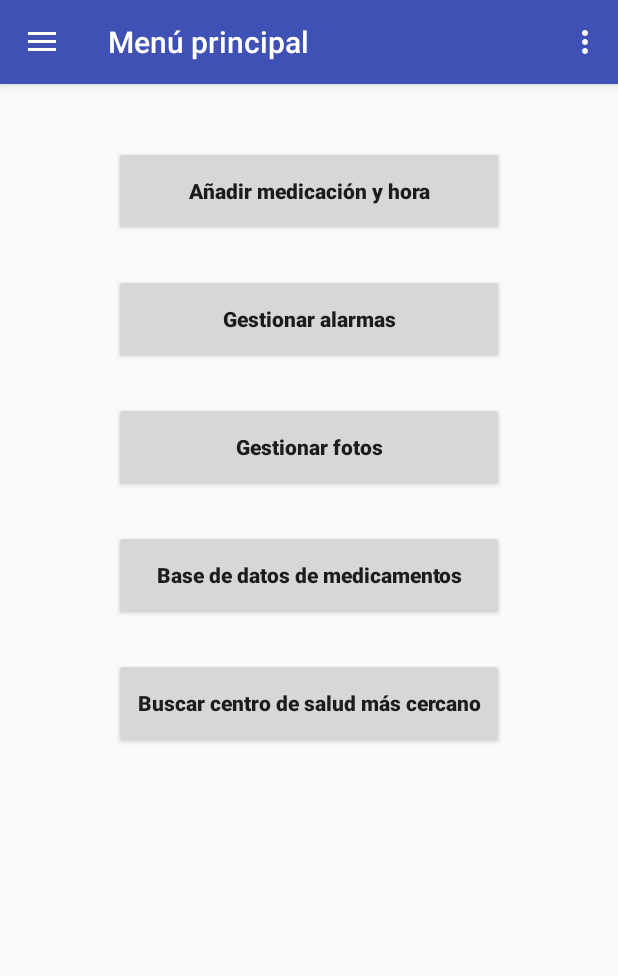
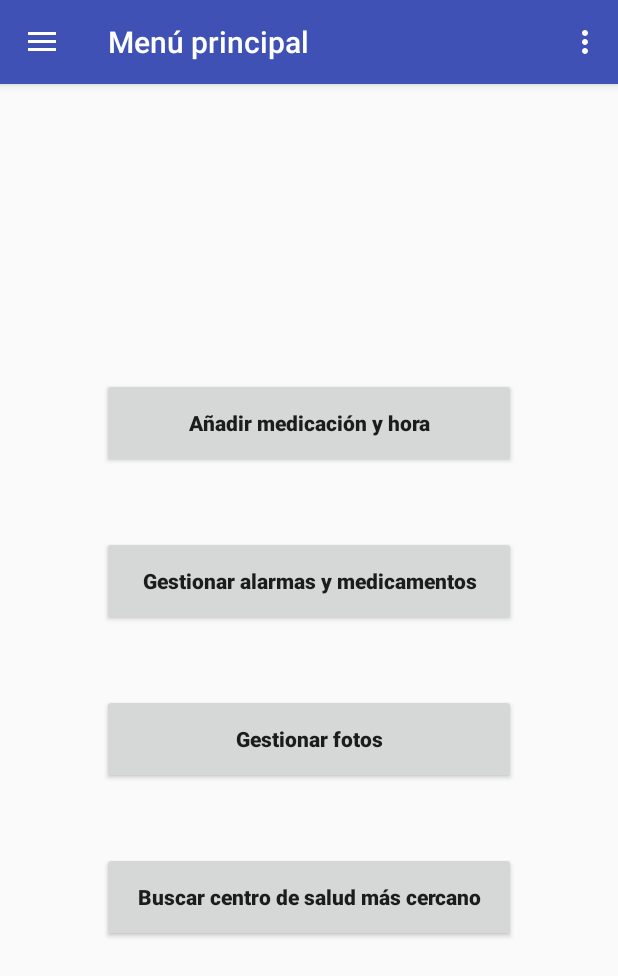
Before and after one commit to JJAGSC/Asistentedemedicacion, an Android app: the MenuActivity screen opened directly, with no data from a screen before it, in the side drawer, after a tap on "Ajustes", on a phone screen of 412 x 824 dp. Shown: the top 976 px of the screen. Run offline under Robolectric (Android 15) with nearby library versions, the phone set to English and light mode, and no system bars.

Commit message:
v1.52
Añadido el listado de la base de datos a una pestaña en la que se puede editar, borrar y añadir

```diff
--- a/app/src/main/java/com/medicacion/juanjose/asistentedemedicacion/AlarmDiaryActivity.java
+++ b/app/src/main/java/com/medicacion/juanjose/asistentedemedicacion/AlarmDiaryActivity.java
@@ -3,8 +3,6 @@ package com.medicacion.juanjose.asistentedemedicacion;
 import android.content.Intent;
 import android.support.annotation.Nullable;
 import android.support.design.widget.TabLayout;
-import android.support.design.widget.FloatingActionButton;
-import android.support.design.widget.Snackbar;
 import android.support.v7.app.AppCompatActivity;
 import android.support.v7.widget.Toolbar;
 
@@ -21,6 +19,8 @@ import android.view.ViewGroup;
 
 import android.widget.TextView;
 import android.widget.Toast;
+
+import com.medicacion.juanjose.asistentedemedicacion.medicamento.MedicamentoListFragment;
 
 public class AlarmDiaryActivity extends AppCompatActivity {
 
@@ -152,7 +152,7 @@ public class AlarmDiaryActivity extends AppCompatActivity {
                     textMessage.setText("Aquí se incluirán las alarmas creadas por el usuario.");
                     break;
                 case 3:
-                    textMessage.setText("Aquí se mostrará un calendario de los medicamentos que ha de tomar y las horas.");
+                    textMessage.setText("Aquí se mostrará un calendario con los días.");
                     break;
             }*/
 
@@ -178,8 +178,9 @@ public class AlarmDiaryActivity extends AppCompatActivity {
 
             switch (position) {
                 case 0:
-                    MedicamentosFragment medicamentosFragment = new MedicamentosFragment();
-                    return medicamentosFragment;
+
+                    MedicamentoListFragment medicamentoListFragment = new MedicamentoListFragment();
+                    return medicamentoListFragment;
                 case 1:
                     AlarmasFragment alarmasFragment = new AlarmasFragment();
                     return alarmasFragment;
--- a/app/src/main/java/com/medicacion/juanjose/asistentedemedicacion/MedicamentosFragment.java
+++ /dev/null
@@ -1,17 +0,0 @@
-package com.medicacion.juanjose.asistentedemedicacion;
-
-import android.os.Bundle;
-import android.support.v4.app.Fragment;
-import android.view.LayoutInflater;
-import android.view.View;
-import android.view.ViewGroup;
-
-public class MedicamentosFragment extends Fragment {
-
-    @Override
-    public View onCreateView(LayoutInflater inflater, ViewGroup container,
-                             Bundle savedInstanceState) {
-        // Inflate the layout for this fragment
-        return inflater.inflate(R.layout.fragment_medicamentos, container, false);
-    }
-}
--- a/app/src/main/java/com/medicacion/juanjose/asistentedemedicacion/MenuActivity.java
+++ b/app/src/main/java/com/medicacion/juanjose/asistentedemedicacion/MenuActivity.java
@@ -26,16 +26,6 @@ public class MenuActivity extends AppCompatActivity
         Toolbar toolbar = (Toolbar) findViewById(R.id.toolbar);
         setSupportActionBar(toolbar);
 
-        /**
-        FloatingActionButton fab = (FloatingActionButton) findViewById(R.id.fab);
-        fab.setOnClickListener(new View.OnClickListener() {
-            @Override
-            public void onClick(View view) {
-                Snackbar.make(view, "Replace with your own action", Snackbar.LENGTH_LONG)
-                        .setAction("Action", null).show();
-            }
-        });*/
-
         DrawerLayout drawer = (DrawerLayout) findViewById(R.id.drawer_layout);
         ActionBarDrawerToggle toggle = new ActionBarDrawerToggle(
                 this, drawer, toolbar, R.string.navigation_drawer_open, R.string.navigation_drawer_close);
@@ -48,8 +38,9 @@ public class MenuActivity extends AppCompatActivity
         Button addMed = (Button) findViewById(R.id.addMed);
         Button manageAlarms = (Button) findViewById(R.id.gestionarAlarmas);
         Button managePictures = (Button) findViewById(R.id.gestionarFotos);
+        //Button buttonBDMeds = (Button) findViewById(R.id.btnBDMeds);
         Button buttonClinic = (Button) findViewById(R.id.centroSalud);
-        Button buttonBDMeds = (Button) findViewById(R.id.btnBDMeds);
+
 
 
         addMed.setOnClickListener(new View.OnClickListener() {
@@ -76,18 +67,19 @@ public class MenuActivity extends AppCompatActivity
             }
         });
 
+        /**
+        buttonBDMeds.setOnClickListener(new View.OnClickListener() {
+            @Override
+            public void onClick(View view) {
+                Intent intent = new Intent (getApplicationContext(), MedicamentoActivity.class);
+                startActivity(intent);
+            }
+        });*/
+
         buttonClinic.setOnClickListener(new View.OnClickListener() {
             @Override
             public void onClick(View view) {
                 Intent intent = new Intent (getApplicationContext(), ClinicMap.class);
-                startActivity(intent);
-            }
-        });
-
-        buttonBDMeds.setOnClickListener(new View.OnClickListener() {
-            @Override
-            public void onClick(View view) {
-                Intent intent = new Intent (getApplicationContext(), MedicamentoActivity.class);
                 startActivity(intent);
             }
         });
--- a/app/src/main/java/com/medicacion/juanjose/asistentedemedicacion/aplicacion/AppController.java
+++ b/app/src/main/java/com/medicacion/juanjose/asistentedemedicacion/aplicacion/AppController.java
@@ -18,7 +18,7 @@ import com.medicacion.juanjose.asistentedemedicacion.sync.Sincronizacion;
 import com.medicacion.juanjose.asistentedemedicacion.volley.Utils.LruBitmapCache;
 
 /**
- * Created by Tiburcio on 13/11/2016.
+ * Created by Juanjo on 06/12/2017.
  */
 
 public class AppController extends Application {
--- a/app/src/main/res/layout/content_menu.xml
+++ b/app/src/main/res/layout/content_menu.xml
@@ -8,64 +8,59 @@
     tools:context="com.medicacion.juanjose.asistentedemedicacion.MenuActivity"
     tools:showIn="@layout/app_bar_menu">
 
+    <LinearLayout
+        android:layout_width="wrap_content"
+        android:layout_height="wrap_content"
+        android:orientation="vertical"
+        android:layout_centerHorizontal="true"
+        android:layout_centerVertical="true">
+
         <Button
             android:id="@+id/addMed"
             style="@style/Widget.AppCompat.Button"
-        android:layout_width="260dp"
+            android:layout_width="276dp"
             android:layout_height="60dp"
             android:layout_alignParentTop="true"
             android:layout_centerHorizontal="true"
-        android:layout_marginTop="41dp"
             android:text="Añadir medicación y hora"
             android:textAllCaps="false"
             android:textStyle="bold" />
 
         <Button
-        android:id="@+id/btnBDMeds"
-        android:layout_width="260dp"
+            android:id="@+id/gestionarAlarmas"
+            android:layout_width="match_parent"
             android:layout_height="60dp"
-        android:layout_alignLeft="@+id/gestionarFotos"
-        android:layout_alignStart="@+id/gestionarFotos"
-        android:layout_below="@+id/gestionarFotos"
-        android:layout_marginTop="25dp"
-        android:text="Base de datos de medicamentos"
+            android:layout_marginTop="45dp"
+            android:text="Gestionar alarmas y medicamentos"
+            android:textAllCaps="false"
+            android:textStyle="bold" />
+
+        <Button
+            android:id="@+id/gestionarFotos"
+            android:layout_width="match_parent"
+            android:layout_height="60dp"
+            android:layout_marginTop="45dp"
+            android:text="Gestionar fotos"
             android:textAllCaps="false"
             android:textStyle="bold" />
 
         <Button
             android:id="@+id/centroSalud"
-        android:layout_width="260dp"
+            android:layout_width="match_parent"
             android:layout_height="60dp"
-        android:layout_alignLeft="@+id/btnBDMeds"
-        android:layout_alignStart="@+id/btnBDMeds"
-        android:layout_below="@+id/btnBDMeds"
-        android:layout_marginTop="25dp"
+            android:layout_marginTop="45dp"
             android:text="Buscar centro de salud más cercano"
             android:textAllCaps="false"
             android:textStyle="bold" />
+    </LinearLayout>
 
-    <Button
-        android:id="@+id/gestionarAlarmas"
+    <!--Button
+        android:id="@+id/btnBDMeds"
         android:layout_width="260dp"
         android:layout_height="60dp"
-        android:layout_alignLeft="@+id/addMed"
-        android:layout_alignStart="@+id/addMed"
-        android:layout_below="@+id/addMed"
         android:layout_marginTop="25dp"
-        android:text="Gestionar alarmas"
+        android:text="Base de datos de medicamentos"
         android:textAllCaps="false"
-        android:textStyle="bold" />
-
-    <Button
-        android:id="@+id/gestionarFotos"
-        android:layout_width="260dp"
-        android:layout_height="60dp"
-        android:layout_alignLeft="@+id/gestionarAlarmas"
-        android:layout_alignStart="@+id/gestionarAlarmas"
-        android:layout_below="@+id/gestionarAlarmas"
-        android:layout_marginTop="25dp"
-        android:text="Gestionar fotos"
-        android:textAllCaps="false"
-        android:textStyle="bold" />
+        android:textStyle="bold" /-->
 
 </RelativeLayout>
--- a/app/src/main/res/layout/fragment_medicamento_list.xml
+++ b/app/src/main/res/layout/fragment_medicamento_list.xml
@@ -31,12 +31,13 @@
              have to call it "@android:id/list" so ListActivity will
              find it -->
         <ListView android:id="@android:id/list"
-            android:layout_marginTop="?android:attr/actionBarSize"
+
             android:paddingTop="15dp"
             android:layout_width="match_parent"
             android:layout_height="match_parent"
             android:drawSelectorOnTop="false"/>
 
+        <!--android:layout_marginTop="?android:attr/actionBarSize"-->
         <!--android:paddingTop="@dimen/appbar_padding_top"-->
 
         <!-- Here is the view to show if the list is emtpy -->
--- a/app/src/main/res/values/strings.xml
+++ b/app/src/main/res/values/strings.xml
@@ -12,7 +12,7 @@
     <string name="navigation_drawer_open">Open navigation drawer</string>
     <string name="navigation_drawer_close">Close navigation drawer</string>
 
-    <string name="title_activity_alarm_diary">Alarmas programadas</string>
+    <string name="title_activity_alarm_diary">Datos</string>
     <string name="section_format">Hello World from section: %1$d</string>
 
     <!-- menu appbar -->
```
Also changed, not shown: app/src/main/res/layout/fragment_alarmas.xml (+7 -2 lines), app/src/main/res/layout/fragment_calendario.xml (+7 -2 lines), app/src/main/res/layout/fragment_medicamentos.xml (deleted, +0 -13 lines). Lines whose indentation alone changed are shown as unchanged.
